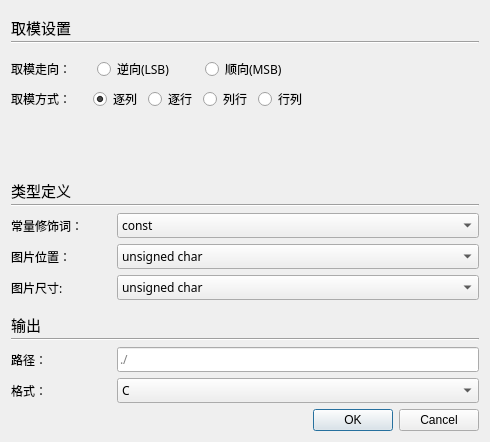
Qt form BitmapStudio/gui/dialogprojectsettings.ui (luckyPtr/BitmapStudio) before a commit.
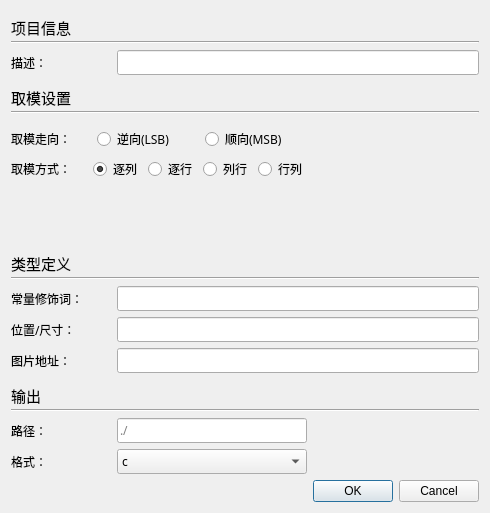
The same form after that commit. Custom widgets are drawn as their Qt base class.

Diff of the .ui file:
```diff
--- a/BitmapStudio/gui/dialogprojectsettings.ui
+++ b/BitmapStudio/gui/dialogprojectsettings.ui
@@ -14,14 +14,178 @@
    <string>项目设置</string>
   </property>
   <layout class="QGridLayout" name="gridLayout">
+   <item row="0" column="0">
+    <widget class="QLabel" name="label_11">
+     <property name="minimumSize">
+      <size>
+       <width>0</width>
+       <height>24</height>
+      </size>
+     </property>
+     <property name="maximumSize">
+      <size>
+       <width>16777215</width>
+       <height>16</height>
+      </size>
+     </property>
+     <property name="font">
+      <font>
+       <family>Microsoft YaHei</family>
+       <pointsize>11</pointsize>
+      </font>
+     </property>
+     <property name="text">
+      <string>项目信息</string>
+     </property>
+    </widget>
+   </item>
    <item row="1" column="0" colspan="2">
+    <widget class="Line" name="line_4">
+     <property name="orientation">
+      <enum>Qt::Horizontal</enum>
+     </property>
+    </widget>
+   </item>
+   <item row="3" column="0">
+    <widget class="QLabel" name="label">
+     <property name="minimumSize">
+      <size>
+       <width>0</width>
+       <height>24</height>
+      </size>
+     </property>
+     <property name="maximumSize">
+      <size>
+       <width>16777215</width>
+       <height>16</height>
+      </size>
+     </property>
+     <property name="font">
+      <font>
+       <family>Microsoft YaHei UI</family>
+       <pointsize>11</pointsize>
+       <bold>false</bold>
+      </font>
+     </property>
+     <property name="text">
+      <string>取模设置</string>
+     </property>
+    </widget>
+   </item>
+   <item row="4" column="0" colspan="2">
     <widget class="Line" name="line_3">
      <property name="orientation">
       <enum>Qt::Horizontal</enum>
      </property>
     </widget>
    </item>
-   <item row="11" column="0" colspan="2">
+   <item row="7" column="0">
+    <widget class="QLabel" name="label_4">
+     <property name="minimumSize">
+      <size>
+       <width>0</width>
+       <height>24</height>
+      </size>
+     </property>
+     <property name="maximumSize">
+      <size>
+       <width>16777215</width>
+       <height>16</height>
+      </size>
+     </property>
+     <property name="font">
+      <font>
+       <family>Microsoft YaHei</family>
+       <pointsize>11</pointsize>
+       <bold>false</bold>
+      </font>
+     </property>
+     <property name="text">
+      <string>类型定义</string>
+     </property>
+    </widget>
+   </item>
+   <item row="8" column="0" colspan="2">
+    <widget class="Line" name="line">
+     <property name="orientation">
+      <enum>Qt::Horizontal</enum>
+     </property>
+    </widget>
+   </item>
+   <item row="12" column="0">
+    <widget class="QLabel" name="label_5">
+     <property name="minimumSize">
+      <size>
+       <width>0</width>
+       <height>24</height>
+      </size>
+     </property>
+     <property name="maximumSize">
+      <size>
+       <width>16777215</width>
+       <height>16</height>
+      </size>
+     </property>
+     <property name="font">
+      <font>
+       <family>Microsoft YaHei</family>
+       <pointsize>11</pointsize>
+       <bold>false</bold>
+      </font>
+     </property>
+     <property name="text">
+      <string>输出</string>
+     </property>
+    </widget>
+   </item>
+   <item row="13" column="0" colspan="2">
+    <widget class="Line" name="line_2">
+     <property name="orientation">
+      <enum>Qt::Horizontal</enum>
+     </property>
+    </widget>
+   </item>
+   <item row="14" column="0">
+    <layout class="QHBoxLayout" name="horizontalLayout_3">
+     <item>
+      <widget class="QLabel" name="label_8">
+       <property name="minimumSize">
+        <size>
+         <width>100</width>
+         <height>0</height>
+        </size>
+       </property>
+       <property name="maximumSize">
+        <size>
+         <width>64</width>
+         <height>16777215</height>
+        </size>
+       </property>
+       <property name="font">
+        <font>
+         <family>Microsoft YaHei</family>
+        </font>
+       </property>
+       <property name="text">
+        <string>路径：</string>
+       </property>
+      </widget>
+     </item>
+     <item>
+      <widget class="QLineEdit" name="lineEdit_Output">
+       <property name="font">
+        <font>
+         <family>Microsoft YaHei</family>
+        </font>
+       </property>
+       <property name="placeholderText">
+        <string>./</string>
+       </property>
+      </widget>
+     </item>
+    </layout>
+   </item>
+   <item row="15" column="0">
     <layout class="QHBoxLayout" name="horizontalLayout_4">
      <item>
       <widget class="QLabel" name="label_7">
@@ -54,9 +218,12 @@
          <family>Microsoft YaHei</family>
         </font>
        </property>
+       <property name="currentText">
+        <string>c</string>
+       </property>
        <item>
         <property name="text">
-         <string>C</string>
+         <string>c</string>
         </property>
        </item>
        <item>
@@ -68,7 +235,54 @@
      </item>
     </layout>
    </item>
-   <item row="6" column="0" colspan="2">
+   <item row="16" column="1">
+    <widget class="QDialogButtonBox" name="buttonBox">
+     <property name="orientation">
+      <enum>Qt::Horizontal</enum>
+     </property>
+     <property name="standardButtons">
+      <set>QDialogButtonBox::Cancel|QDialogButtonBox::Ok</set>
+     </property>
+    </widget>
+   </item>
+   <item row="9" column="0" colspan="2">
+    <layout class="QHBoxLayout" name="horizontalLayout_5">
+     <item>
+      <widget class="QLabel" name="label_6">
+       <property name="minimumSize">
+        <size>
+         <width>100</width>
+         <height>0</height>
+        </size>
+       </property>
+       <property name="maximumSize">
+        <size>
+         <width>64</width>
+         <height>16777215</height>
+        </size>
+       </property>
+       <property name="font">
+        <font>
+         <family>Microsoft YaHei</family>
+        </font>
+       </property>
+       <property name="text">
+        <string>常量修饰词：</string>
+       </property>
+      </widget>
+     </item>
+     <item>
+      <widget class="QLineEdit" name="lineEdit_Const">
+       <property name="font">
+        <font>
+         <family>Microsoft YaHei</family>
+        </font>
+       </property>
+      </widget>
+     </item>
+    </layout>
+   </item>
+   <item row="10" column="0" colspan="2">
     <layout class="QHBoxLayout" name="horizontalLayout_6">
      <item>
       <widget class="QLabel" name="label_9">
@@ -90,78 +304,90 @@
         </font>
        </property>
        <property name="text">
-        <string>图片位置：</string>
+        <string>位置/尺寸：</string>
        </property>
       </widget>
      </item>
      <item>
-      <widget class="QComboBox" name="comboBox_PosTypedef">
+      <widget class="QLineEdit" name="lineEdit_PosType">
        <property name="font">
         <font>
          <family>Microsoft YaHei</family>
         </font>
        </property>
-       <item>
-        <property name="text">
-         <string>unsigned char</string>
-        </property>
-       </item>
-       <item>
-        <property name="text">
-         <string>unsigned short int</string>
-        </property>
-       </item>
-       <item>
-        <property name="text">
-         <string>unsigned int</string>
-        </property>
-       </item>
-       <item>
-        <property name="text">
-         <string>char</string>
-        </property>
-       </item>
-       <item>
-        <property name="text">
-         <string>short int</string>
-        </property>
-       </item>
-       <item>
-        <property name="text">
-         <string>int</string>
-        </property>
-       </item>
       </widget>
      </item>
     </layout>
    </item>
-   <item row="8" column="0">
-    <widget class="QLabel" name="label_5">
-     <property name="minimumSize">
-      <size>
-       <width>0</width>
-       <height>26</height>
-      </size>
-     </property>
-     <property name="maximumSize">
-      <size>
-       <width>16777215</width>
-       <height>16</height>
-      </size>
-     </property>
-     <property name="font">
-      <font>
-       <family>Microsoft YaHei</family>
-       <pointsize>11</pointsize>
-       <bold>false</bold>
-      </font>
-     </property>
-     <property name="text">
-      <string>输出</string>
-     </property>
-    </widget>
+   <item row="11" column="0" colspan="2">
+    <layout class="QHBoxLayout" name="horizontalLayout_Addr">
+     <item>
+      <widget class="QLabel" name="label_Addr">
+       <property name="minimumSize">
+        <size>
+         <width>100</width>
+         <height>0</height>
+        </size>
+       </property>
+       <property name="font">
+        <font>
+         <family>Microsoft YaHei</family>
+        </font>
+       </property>
+       <property name="text">
+        <string>图片地址：</string>
+       </property>
+      </widget>
+     </item>
+     <item>
+      <widget class="QLineEdit" name="lineEdit_Addr">
+       <property name="enabled">
+        <bool>true</bool>
+       </property>
+       <property name="font">
+        <font>
+         <family>Microsoft YaHei</family>
+        </font>
+       </property>
+      </widget>
+     </item>
+    </layout>
    </item>
-   <item row="2" column="0">
+   <item row="2" column="0" colspan="2">
+    <layout class="QHBoxLayout" name="horizontalLayout_8">
+     <item>
+      <widget class="QLabel" name="label_12">
+       <property name="minimumSize">
+        <size>
+         <width>100</width>
+         <height>0</height>
+        </size>
+       </property>
+       <property name="font">
+        <font>
+         <family>Microsoft YaHei</family>
+        </font>
+       </property>
+       <property name="text">
+        <string>描述：</string>
+       </property>
+      </widget>
+     </item>
+     <item>
+      <widget class="QLineEdit" name="lineEdit_Brief">
+       <property name="enabled">
+        <bool>true</bool>
+       </property>
+       <property name="font">
+        <font>
+         <family>Microsoft YaHei</family>
+        </font>
+       </property>
+      </widget>
+     </item>
+    </layout>
+   </item>
+   <item row="5" column="0" rowspan="2">
     <layout class="QVBoxLayout" name="verticalLayout" stretch="1,0,0,8">
      <item>
       <spacer name="verticalSpacer_2">
@@ -316,237 +542,7 @@
      </item>
     </layout>
    </item>
-   <item row="7" column="0" colspan="2">
-    <layout class="QHBoxLayout" name="horizontalLayout_7">
-     <item>
-      <widget class="QLabel" name="label_10">
-       <property name="minimumSize">
-        <size>
-         <width>100</width>
-         <height>0</height>
-        </size>
-       </property>
-       <property name="maximumSize">
-        <size>
-         <width>64</width>
-         <height>16777215</height>
-        </size>
-       </property>
-       <property name="font">
-        <font>
-         <family>Microsoft YaHei</family>
-        </font>
-       </property>
-       <property name="text">
-        <string>图片尺寸:</string>
-       </property>
-      </widget>
-     </item>
-     <item>
-      <widget class="QComboBox" name="comboBox_SizeTypedef">
-       <property name="font">
-        <font>
-         <family>Microsoft YaHei</family>
-        </font>
-       </property>
-       <item>
-        <property name="text">
-         <string>unsigned char</string>
-        </property>
-       </item>
-       <item>
-        <property name="text">
-         <string>unsigned short int</string>
-        </property>
-       </item>
-       <item>
-        <property name="text">
-         <string>unsigned int</string>
-        </property>
-       </item>
-       <item>
-        <property name="text">
-         <string>char</string>
-        </property>
-       </item>
-       <item>
-        <property name="text">
-         <string>short int</string>
-        </property>
-       </item>
-       <item>
-        <property name="text">
-         <string>int</string>
-        </property>
-       </item>
-      </widget>
-     </item>
-    </layout>
-   </item>
-   <item row="3" column="0">
-    <widget class="QLabel" name="label_4">
-     <property name="minimumSize">
-      <size>
-       <width>0</width>
-       <height>24</height>
-      </size>
-     </property>
-     <property name="maximumSize">
-      <size>
-       <width>16777215</width>
-       <height>16</height>
-      </size>
-     </property>
-     <property name="font">
-      <font>
-       <family>Microsoft YaHei</family>
-       <pointsize>11</pointsize>
-       <bold>false</bold>
-      </font>
-     </property>
-     <property name="text">
-      <string>类型定义</string>
-     </property>
-    </widget>
-   </item>
-   <item row="10" column="0" colspan="2">
-    <layout class="QHBoxLayout" name="horizontalLayout_3">
-     <item>
-      <widget class="QLabel" name="label_8">
-       <property name="minimumSize">
-        <size>
-         <width>100</width>
-         <height>0</height>
-        </size>
-       </property>
-       <property name="maximumSize">
-        <size>
-         <width>64</width>
-         <height>16777215</height>
-        </size>
-       </property>
-       <property name="font">
-        <font>
-         <family>Microsoft YaHei</family>
-        </font>
-       </property>
-       <property name="text">
-        <string>路径：</string>
-       </property>
-      </widget>
-     </item>
-     <item>
-      <widget class="QLineEdit" name="lineEdit_Output">
-       <property name="font">
-        <font>
-         <family>Microsoft YaHei</family>
-        </font>
-       </property>
-       <property name="placeholderText">
-        <string>./</string>
-       </property>
-      </widget>
-     </item>
-    </layout>
-   </item>
-   <item row="5" column="0" colspan="2">
-    <layout class="QHBoxLayout" name="horizontalLayout_5">
-     <item>
-      <widget class="QLabel" name="label_6">
-       <property name="minimumSize">
-        <size>
-         <width>100</width>
-         <height>0</height>
-        </size>
-       </property>
-       <property name="maximumSize">
-        <size>
-         <width>64</width>
-         <height>16777215</height>
-        </size>
-       </property>
-       <property name="font">
-        <font>
-         <family>Microsoft YaHei</family>
-        </font>
-       </property>
-       <property name="text">
-        <string>常量修饰词：</string>
-       </property>
-      </widget>
-     </item>
-     <item>
-      <widget class="QComboBox" name="comboBox_Const">
-       <property name="font">
-        <font>
-         <family>Microsoft YaHei</family>
-        </font>
-       </property>
-       <item>
-        <property name="text">
-         <string>const</string>
-        </property>
-       </item>
-       <item>
-        <property name="text">
-         <string>code</string>
-        </property>
-       </item>
-      </widget>
-     </item>
-    </layout>
-   </item>
-   <item row="9" column="0" colspan="2">
-    <widget class="Line" name="line_2">
-     <property name="orientation">
-      <enum>Qt::Horizontal</enum>
-     </property>
-    </widget>
-   </item>
-   <item row="4" column="0" colspan="2">
-    <widget class="Line" name="line">
-     <property name="orientation">
-      <enum>Qt::Horizontal</enum>
-     </property>
-    </widget>
-   </item>
-   <item row="0" column="0">
-    <widget class="QLabel" name="label">
-     <property name="minimumSize">
-      <size>
-       <width>0</width>
-       <height>24</height>
-      </size>
-     </property>
-     <property name="maximumSize">
-      <size>
-       <width>16777215</width>
-       <height>16</height>
-      </size>
-     </property>
-     <property name="font">
-      <font>
-       <family>Microsoft YaHei UI</family>
-       <pointsize>11</pointsize>
-       <bold>false</bold>
-      </font>
-     </property>
-     <property name="text">
-      <string>取模设置</string>
-     </property>
-    </widget>
-   </item>
-   <item row="12" column="1">
-    <widget class="QDialogButtonBox" name="buttonBox">
-     <property name="orientation">
-      <enum>Qt::Horizontal</enum>
-     </property>
-     <property name="standardButtons">
-      <set>QDialogButtonBox::Cancel|QDialogButtonBox::Ok</set>
-     </property>
-    </widget>
-   </item>
-   <item row="2" column="1">
+   <item row="5" column="1">
     <widget class="LatticeShow" name="widget" native="true">
      <property name="minimumSize">
       <size>
```
Left out of the diff: 2 changed lines with no effect on the pictures.
